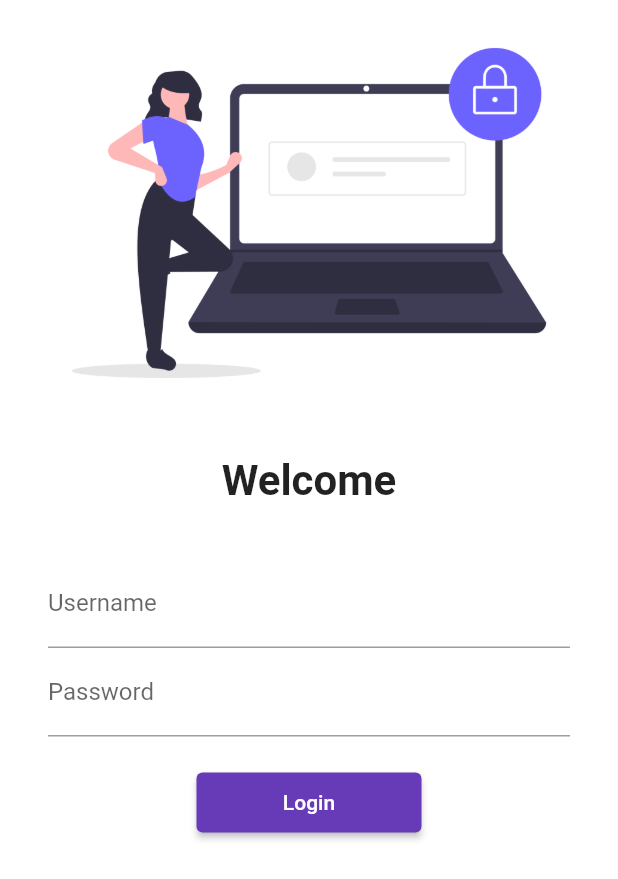
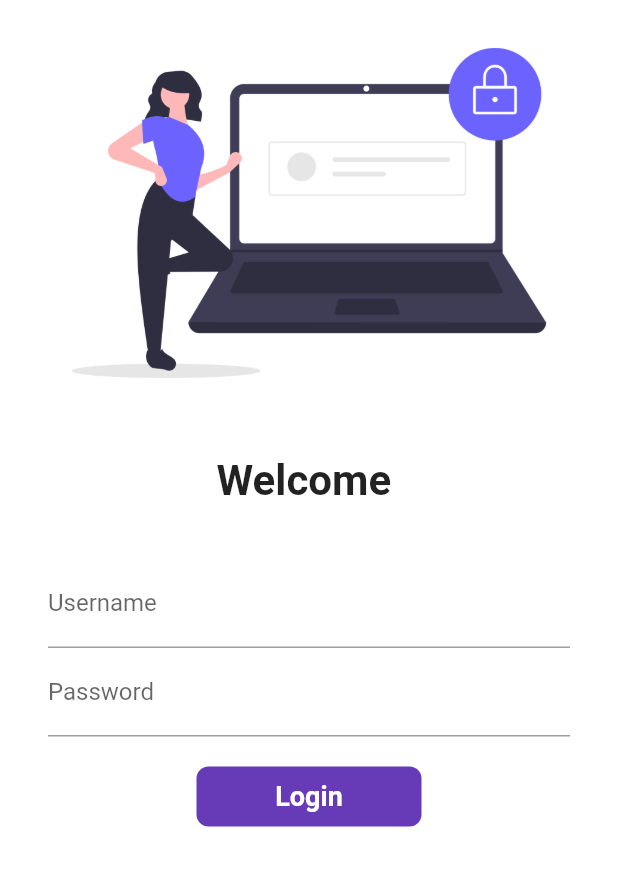
Before and after one commit to omkarbhalbar22/flutter_application_1, a Flutter app: the screen it shows after launch, on a phone screen of 412 x 824 dp. Shown: the top 879 px of the screen. Run offline on Flutter 3.47's test engine with Material 2 defaults, Android fonts, the phone set to English and light mode, and no system bars; our stand-ins replace google_fonts; Roboto replaces fonts that are missing (Farro).

Commit message:
day5 completed

```diff
--- a/lib/Pages/login_page.dart
+++ b/lib/Pages/login_page.dart
@@ -1,9 +1,16 @@
 import 'package:flutter/material.dart';
 import 'package:flutter_application_1/utiles/routes.dart';
 
-class LoginPage extends StatelessWidget {
+class LoginPage extends StatefulWidget {
   const LoginPage({super.key});
 
+  @override
+  State<LoginPage> createState() => _LoginPageState();
+}
+
+class _LoginPageState extends State<LoginPage> {
+  String name = "";
+  bool changedButton = false;
   @override
   Widget build(BuildContext context) {
     return Material(
@@ -19,7 +26,7 @@ class LoginPage extends StatelessWidget {
               height: 20.0,
             ),
             Text(
-              "Welcome",
+              "Welcome $name",
               style: TextStyle(
                 fontSize: 28,
                 fontWeight: FontWeight.bold,
@@ -38,6 +45,10 @@ class LoginPage extends StatelessWidget {
                       hintText: "Enter Username",
                       labelText: "Username",
                     ),
+                    onChanged: (value) {
+                      name = value;
+                      setState(() {});
+                    },
                   ),
                   TextFormField(
                     obscureText: true,
@@ -49,13 +60,50 @@ class LoginPage extends StatelessWidget {
                   SizedBox(
                     height: 20.0,
                   ),
-                  ElevatedButton(
-                    child: Text("Login"),
-                    style: TextButton.styleFrom(minimumSize: Size(150, 40)),
-                    onPressed: () {
+                  InkWell(
+                    onTap: () async{
+                      setState(() {
+                        changedButton = true;
+                      });
+                      await Future.delayed(Duration(seconds: 1));
                       Navigator.pushNamed(context, MyRoutes.homeRoutes);
+
                     },
+                    child: AnimatedContainer(
+                      duration: Duration(seconds: 1),
+                      width: changedButton ? 50 : 150,
+                      height: 40,
+                      alignment: Alignment.center,
+                      child:changedButton
+                      ? Icon(
+                        Icons.done,
+                        color: Colors.white,
+                      )
+                      :
+                      Text(
+                        "Login",
+                        style: TextStyle(
+                            color: Colors.white,
+                            fontWeight: FontWeight.bold,
+                            fontSize: 18),
+                      ),
+                      decoration: BoxDecoration(
+                          color: Colors.deepPurple,
+
+                          // shape: changedButton ? BoxShape.circle : BoxShape.rectangle,
+                          borderRadius:
+                              BorderRadius.circular(changedButton ? 50 : 8)
+                      ),
+                    ),
                   ),
+
+                  // ElevatedButton(
+                  //   child: Text("Login"),
+                  //   style: TextButton.styleFrom(minimumSize: Size(150, 40)),
+                  //   onPressed: () {
+                  //     Navigator.pushNamed(context, MyRoutes.homeRoutes);
+                  //   },
+                  // ),
                 ],
               ),
             ),
```
